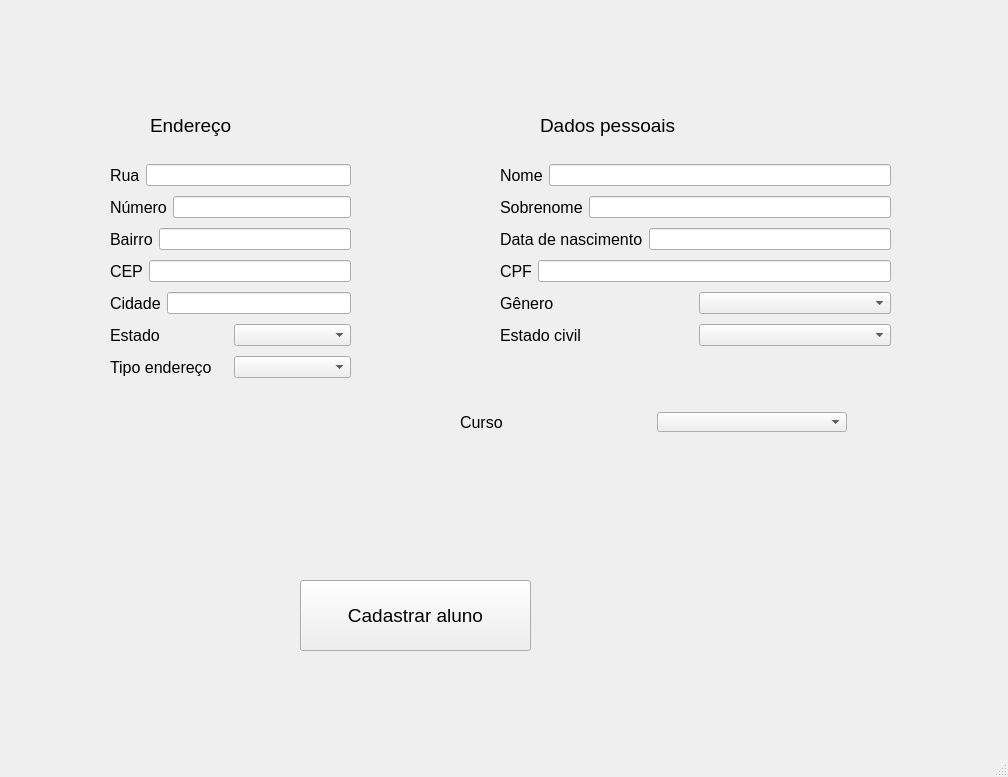
PedroWegner/projeto_final_desktop, file departamento/gui/cadastroaluno.ui: the form before one commit.
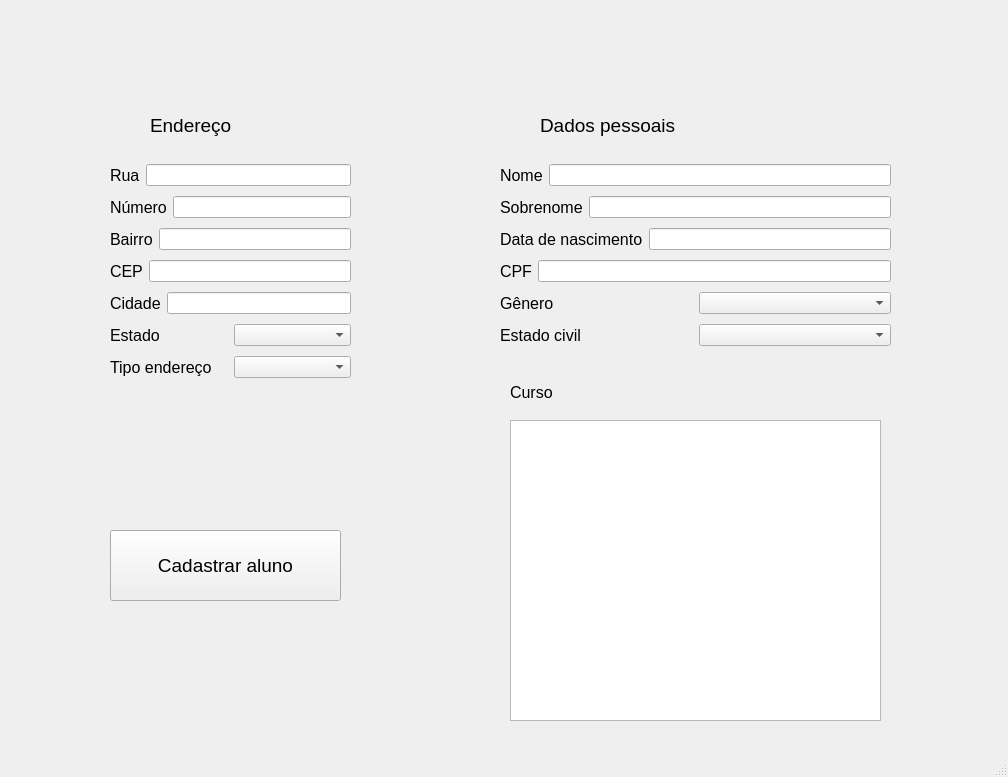
The form after the commit.

Diff of the .ui file:
```diff
--- a/departamento/gui/cadastroaluno.ui
+++ b/departamento/gui/cadastroaluno.ui
@@ -53,8 +53,8 @@
    <widget class="QPushButton" name="pushButton">
     <property name="geometry">
      <rect>
-      <x>300</x>
-      <y>580</y>
+      <x>110</x>
+      <y>530</y>
       <width>231</width>
       <height>71</height>
      </rect>
@@ -339,21 +339,11 @@
      </item>
     </layout>
    </widget>
-   <widget class="QComboBox" name="curso_input">
-    <property name="geometry">
-     <rect>
-      <x>657</x>
-      <y>412</y>
-      <width>190</width>
-      <height>20</height>
-     </rect>
-    </property>
-   </widget>
    <widget class="QLabel" name="label_16">
     <property name="geometry">
      <rect>
-      <x>460</x>
-      <y>410</y>
+      <x>510</x>
+      <y>380</y>
       <width>191</width>
       <height>25</height>
      </rect>
@@ -367,6 +357,19 @@
      <string>Curso</string>
     </property>
    </widget>
+   <widget class="QListWidget" name="curso_input">
+    <property name="geometry">
+     <rect>
+      <x>510</x>
+      <y>420</y>
+      <width>371</width>
+      <height>301</height>
+     </rect>
+    </property>
+    <property name="selectionMode">
+     <enum>QAbstractItemView::ExtendedSelection</enum>
+    </property>
+   </widget>
   </widget>
   <widget class="QStatusBar" name="statusbar"/>
  </widget>
```
